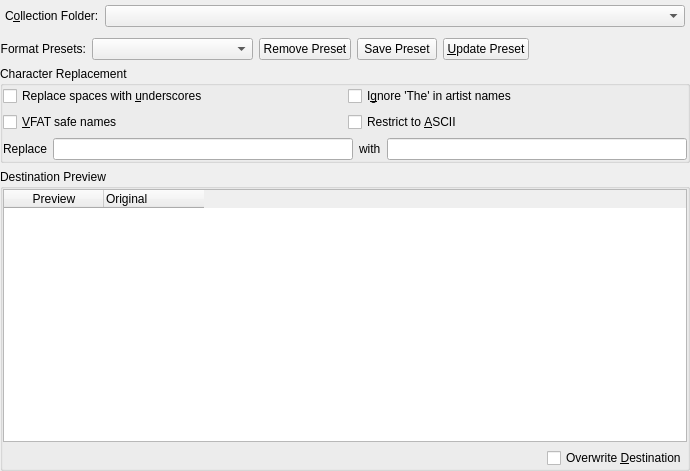
First picture: the form in src/dialogs/OrganizeCollectionDialogBase.ui, repository netrunner-debian-kde-extras/amarok, before the edit.
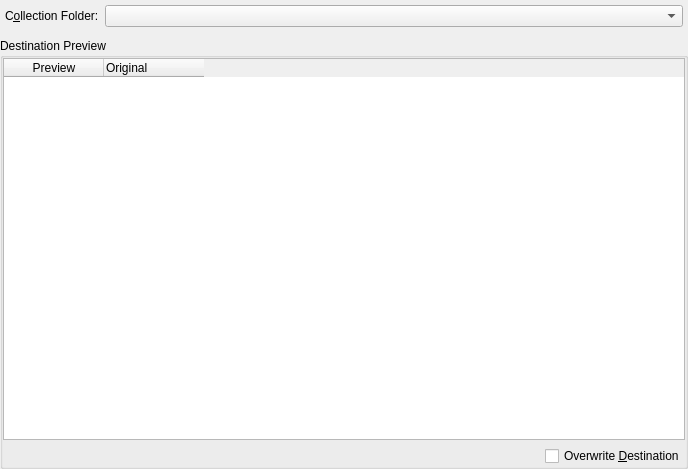
Second picture: the form after the edit. Custom widgets are drawn as their Qt base class.

What changed in the file:
```diff
--- a/src/dialogs/OrganizeCollectionDialogBase.ui
+++ b/src/dialogs/OrganizeCollectionDialogBase.ui
@@ -7,8 +7,8 @@
    <rect>
     <x>0</x>
     <y>0</y>
-    <width>690</width>
-    <height>471</height>
+    <width>688</width>
+    <height>469</height>
    </rect>
   </property>
   <property name="sizePolicy">
@@ -66,244 +66,6 @@
      </item>
     </layout>
    </item>
-   <item>
-    <layout class="QHBoxLayout" name="horizontalLayout" stretch="0,0,0,0,0,0">
-     <property name="topMargin">
-      <number>0</number>
-     </property>
-     <item>
-      <widget class="QLabel" name="label">
-       <property name="sizePolicy">
-        <sizepolicy hsizetype="Preferred" vsizetype="Minimum">
-         <horstretch>0</horstretch>
-         <verstretch>0</verstretch>
-        </sizepolicy>
-       </property>
-       <property name="text">
-        <string>Format Presets:</string>
-       </property>
-       <property name="alignment">
-        <set>Qt::AlignRight|Qt::AlignTrailing|Qt::AlignVCenter</set>
-       </property>
-      </widget>
-     </item>
-     <item>
-      <widget class="QComboBox" name="presetCombo">
-       <property name="sizePolicy">
-        <sizepolicy hsizetype="MinimumExpanding" vsizetype="Fixed">
-         <horstretch>0</horstretch>
-         <verstretch>0</verstretch>
-        </sizepolicy>
-       </property>
-       <property name="minimumSize">
-        <size>
-         <width>150</width>
-         <height>0</height>
-        </size>
-       </property>
-       <property name="toolTip">
-        <string/>
-       </property>
-       <property name="whatsThis">
-        <string>A list of selectable filename scheme/format presets.</string>
-       </property>
-      </widget>
-     </item>
-     <item>
-      <widget class="QPushButton" name="removePresetButton">
-       <property name="toolTip">
-        <string>Removes the currently selected format preset</string>
-       </property>
-       <property name="text">
-        <string>Remove Preset</string>
-       </property>
-      </widget>
-     </item>
-     <item>
-      <widget class="QPushButton" name="addPresetButton">
-       <property name="toolTip">
-        <string>Saves the current scheme/format above as a preset.</string>
-       </property>
-       <property name="text">
-        <string>Save Preset</string>
-       </property>
-      </widget>
-     </item>
-     <item>
-      <widget class="QPushButton" name="updatePresetButton">
-       <property name="text">
-        <string>&amp;Update Preset</string>
-       </property>
-      </widget>
-     </item>
-     <item>
-      <spacer name="horizontalSpacer">
-       <property name="orientation">
-        <enum>Qt::Horizontal</enum>
-       </property>
-       <property name="sizeType">
-        <enum>QSizePolicy::Expanding</enum>
-       </property>
-       <property name="sizeHint" stdset="0">
-        <size>
-         <width>40</width>
-         <height>1</height>
-        </size>
-       </property>
-      </spacer>
-     </item>
-    </layout>
-   </item>
-   <item>
-    <widget class="QGroupBox" name="groupBox_2">
-     <property name="sizePolicy">
-      <sizepolicy hsizetype="MinimumExpanding" vsizetype="Preferred">
-       <horstretch>0</horstretch>
-       <verstretch>0</verstretch>
-      </sizepolicy>
-     </property>
-     <property name="title">
-      <string>Character Replacement</string>
-     </property>
-     <layout class="QGridLayout" name="gridLayout">
-      <property name="sizeConstraint">
-       <enum>QLayout::SetDefaultConstraint</enum>
-      </property>
-      <item row="0" column="0">
-       <widget class="QCheckBox" name="spaceCheck">
-        <property name="sizePolicy">
-         <sizepolicy hsizetype="MinimumExpanding" vsizetype="Fixed">
-          <horstretch>0</horstretch>
-          <verstretch>0</verstretch>
-         </sizepolicy>
-        </property>
-        <property name="toolTip">
-         <string>If checked, convert spaces to underscores.</string>
-        </property>
-        <property name="whatsThis">
-         <string>If checked all spaces will be replaced with underscores in the file names. If not, spaces will be left as they are.</string>
-        </property>
-        <property name="text">
-         <string>Replace spaces with &amp;underscores</string>
-        </property>
-       </widget>
-      </item>
-      <item row="4" column="0" colspan="2">
-       <layout class="QHBoxLayout" name="_2">
-        <item>
-         <widget class="QLabel" name="textLabel1">
-          <property name="text">
-           <string>Replace</string>
-          </property>
-          <property name="wordWrap">
-           <bool>false</bool>
-          </property>
-         </widget>
-        </item>
-        <item>
-         <widget class="KLineEdit" name="regexpEdit">
-          <property name="toolTip">
-           <string>Regular expression</string>
-          </property>
-         </widget>
-        </item>
-        <item>
-         <widget class="QLabel" name="textLabel2">
-          <property name="text">
-           <string>with</string>
-          </property>
-          <property name="wordWrap">
-           <bool>false</bool>
-          </property>
-         </widget>
-        </item>
-        <item>
-         <widget class="KLineEdit" name="replaceEdit">
-          <property name="toolTip">
-           <string>Character string</string>
-          </property>
-         </widget>
-        </item>
-       </layout>
-      </item>
-      <item row="0" column="1">
-       <widget class="QCheckBox" name="ignoreTheCheck">
-        <property name="sizePolicy">
-         <sizepolicy hsizetype="MinimumExpanding" vsizetype="Fixed">
-          <horstretch>0</horstretch>
-          <verstretch>0</verstretch>
-         </sizepolicy>
-        </property>
-        <property name="toolTip">
-         <string>If checked, postfix artists' names starting with 'The' with ', The'.</string>
-        </property>
-        <property name="whatsThis">
-         <string>If checked all artists that have the word &quot;The&quot; at the beginning will be treated as if the &quot;The&quot; was not there. Example, &quot;The Beatles&quot; would become &quot;Beatles, The&quot;</string>
-        </property>
-        <property name="text">
-         <string>I&amp;gnore 'The' in artist names</string>
-        </property>
-       </widget>
-      </item>
-      <item row="1" column="1">
-       <widget class="QCheckBox" name="asciiCheck">
-        <property name="sizePolicy">
-         <sizepolicy hsizetype="MinimumExpanding" vsizetype="Fixed">
-          <horstretch>0</horstretch>
-          <verstretch>0</verstretch>
-         </sizepolicy>
-        </property>
-        <property name="toolTip">
-         <string>&lt;!DOCTYPE HTML PUBLIC &quot;-//W3C//DTD HTML 4.0//EN&quot; &quot;http://www.w3.org/TR/REC-html40/strict.dtd&quot;&gt;
-&lt;html&gt;&lt;head&gt;&lt;meta name=&quot;qrichtext&quot; content=&quot;1&quot; /&gt;&lt;style type=&quot;text/css&quot;&gt;
-p, li { white-space: pre-wrap; }
-&lt;/style&gt;&lt;/head&gt;&lt;body style=&quot; font-family:'Sans Serif'; font-size:9pt; font-weight:400; font-style:normal;&quot;&gt;
-&lt;p style=&quot; margin-top:0px; margin-bottom:0px; margin-left:0px; margin-right:0px; -qt-block-indent:0; text-indent:0px;&quot;&gt;If checked, all non-ASCII characters will be replaced with underscores.&lt;span style=&quot; font-weight:600;&quot;&gt; &lt;/span&gt;&lt;/p&gt;
-&lt;p style=&quot;-qt-paragraph-type:empty; margin-top:0px; margin-bottom:0px; margin-left:0px; margin-right:0px; -qt-block-indent:0; text-indent:0px; font-weight:600;&quot;&gt;&lt;/p&gt;
-&lt;p style=&quot; margin-top:0px; margin-bottom:0px; margin-left:0px; margin-right:0px; -qt-block-indent:0; text-indent:0px;&quot;&gt;&lt;span style=&quot; font-weight:600;&quot;&gt;Do not check this option if you have non-English characters in your tags. &lt;/span&gt;&lt;/p&gt;
-&lt;p style=&quot;-qt-paragraph-type:empty; margin-top:0px; margin-bottom:0px; margin-left:0px; margin-right:0px; -qt-block-indent:0; text-indent:0px;&quot;&gt;&lt;/p&gt;
-&lt;p style=&quot; margin-top:0px; margin-bottom:0px; margin-left:0px; margin-right:0px; -qt-block-indent:0; text-indent:0px;&quot;&gt;Most people can leave this option unchecked.&lt;/p&gt;&lt;/body&gt;&lt;/html&gt;</string>
-        </property>
-        <property name="whatsThis">
-         <string>&lt;!DOCTYPE HTML PUBLIC &quot;-//W3C//DTD HTML 4.0//EN&quot; &quot;http://www.w3.org/TR/REC-html40/strict.dtd&quot;&gt;
-&lt;html&gt;&lt;head&gt;&lt;meta name=&quot;qrichtext&quot; content=&quot;1&quot; /&gt;&lt;style type=&quot;text/css&quot;&gt;
-p, li { white-space: pre-wrap; }
-&lt;/style&gt;&lt;/head&gt;&lt;body style=&quot; font-family:'Sans Serif'; font-size:9pt; font-weight:400; font-style:normal;&quot;&gt;
-&lt;p style=&quot; margin-top:0px; margin-bottom:0px; margin-left:0px; margin-right:0px; -qt-block-indent:0; text-indent:0px;&quot;&gt;If checked, all non-ASCII characters will be replaced with underscores.&lt;span style=&quot; font-weight:600;&quot;&gt; Do not check this option if you have non-English characters in your tags. &lt;/span&gt;&lt;/p&gt;
-&lt;p style=&quot;-qt-paragraph-type:empty; margin-top:0px; margin-bottom:0px; margin-left:0px; margin-right:0px; -qt-block-indent:0; text-indent:0px;&quot;&gt;&lt;/p&gt;
-&lt;p style=&quot; margin-top:0px; margin-bottom:0px; margin-left:0px; margin-right:0px; -qt-block-indent:0; text-indent:0px;&quot;&gt;Most people can leave this option &lt;span style=&quot; font-style:italic;&quot;&gt;unchecked.&lt;/span&gt;&lt;/p&gt;&lt;/body&gt;&lt;/html&gt;</string>
-        </property>
-        <property name="text">
-         <string>Restrict to &amp;ASCII</string>
-        </property>
-       </widget>
-      </item>
-      <item row="1" column="0">
-       <widget class="QCheckBox" name="vfatCheck">
-        <property name="sizePolicy">
-         <sizepolicy hsizetype="MinimumExpanding" vsizetype="Fixed">
-          <horstretch>0</horstretch>
-          <verstretch>0</verstretch>
-         </sizepolicy>
-        </property>
-        <property name="toolTip">
-         <string>Replace characters that are incompatible with MS-DOS/VFAT file systems with underscores. 
-
-Most people can leave this option enabled.</string>
-        </property>
-        <property name="whatsThis">
-         <string>If checked, replace characters that are incompatible with MS-DOS/VFAT file systems with underscores. Incompatible characters include |?*&lt;&quot;:&gt;+[] and unicode control characters. 
-
-Most people can leave this option enabled as it ensures copying to media devices will function correctly.</string>
-        </property>
-        <property name="text">
-         <string>&amp;VFAT safe names</string>
-        </property>
-       </widget>
-      </item>
-     </layout>
-    </widget>
-   </item>
    <item>
     <widget class="QGroupBox" name="previewBox">
      <property name="sizePolicy">
@@ -327,7 +89,7 @@
         <property name="minimumSize">
          <size>
           <width>640</width>
-          <height>220</height>
+          <height>100</height>
          </size>
         </property>
         <property name="horizontalScrollMode">
@@ -417,11 +179,6 @@
  </widget>
  <layoutdefault spacing="6" margin="0"/>
  <customwidgets>
-  <customwidget>
-   <class>KLineEdit</class>
-   <extends>QLineEdit</extends>
-   <header>klineedit.h</header>
-  </customwidget>
   <customwidget>
    <class>KComboBox</class>
    <extends>QComboBox</extends>
```
